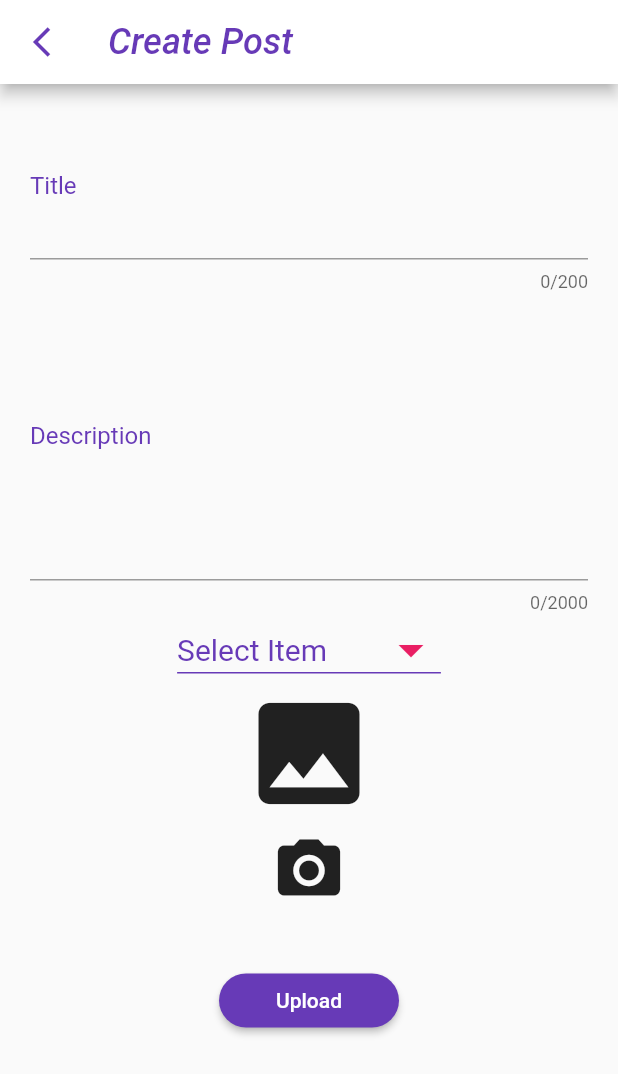
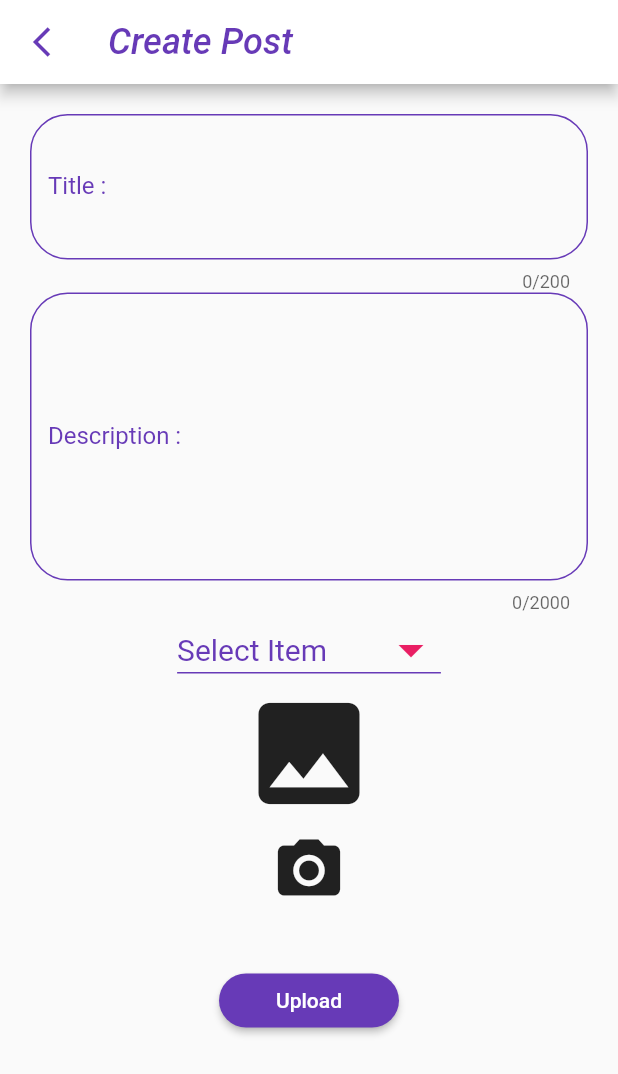
Before and after one commit to xlayertraining/july21group9, a Flutter app: the AppImagePicker screen opened directly, on a phone screen of 412 x 824 dp. Shown: the top 1074 px of the screen. Run offline on Flutter 3.47's test engine with Material 2 defaults, Android fonts, the phone set to English and light mode, and no system bars; our stand-ins replace auto_animated, curved_navigation_bar, dio, flutter_easyloading, fluttertoast, image_picker and 2 more; missing offline and left inert: comment_box, rect_getter; accounts and stored records are empty.

Commit message:
few modifications are done in create_post.dart and all_posts_page.dart

```diff
--- a/application/news_flix/lib/config/configuration.dart
+++ b/application/news_flix/lib/config/configuration.dart
@@ -7,8 +7,8 @@ import 'package:flutter/material.dart';
 
 class Configuration {
 
-  static var serverUrl = "https://api.xlayer.in/julygroup9_web/api";
-  //  static var serverUrl = "http://192.168.43.129:8009/julygroup9_web/api";
+  // static var serverUrl = "https://api.xlayer.in/julygroup9_web/api";
+   static var serverUrl = "http://192.168.43.129:8009/julygroup9_web/api";
   //  static var serverUrl ="http://10.0.2.2:8009/julygroup9_web/api";
   static var signedInKey = "KJHGLIUJGHL";
 
--- a/application/news_flix/lib/create_post.dart
+++ b/application/news_flix/lib/create_post.dart
@@ -56,11 +56,21 @@ class _AppImagePickerState extends State<AppImagePicker> {
           child: Column(
             mainAxisSize: MainAxisSize.min,
             children: [
+
               TextField(
                 controller: titleController,
                 decoration: InputDecoration(
-                  labelText: "Title",
+                  border: OutlineInputBorder(),
+                  labelText: "Title :",
                   labelStyle: TextStyle(color: Colors.deepPurple),
+                  enabledBorder: OutlineInputBorder(
+                    borderSide: BorderSide(color: Colors.deepPurple),
+                    borderRadius: BorderRadius.circular(25.0),
+                  ),
+                  focusedBorder: OutlineInputBorder(
+                    borderSide: BorderSide(color: Colors.black87),
+                    borderRadius: BorderRadius.circular(25.0),
+                  ),
                 ),
                 maxLength: 200,
                 maxLines: 3,
@@ -68,8 +78,16 @@ class _AppImagePickerState extends State<AppImagePicker> {
               TextField(
                 controller: descriptionController,
                 decoration: InputDecoration(
-                  labelText: "Description",
+                  labelText: "Description :",
                   labelStyle: TextStyle(color: Colors.deepPurple),
+                  enabledBorder: OutlineInputBorder(
+                    borderSide: BorderSide(color: Colors.deepPurple),
+                    borderRadius: BorderRadius.circular(25.0),
+                  ),
+                  focusedBorder: OutlineInputBorder(
+                    borderSide: BorderSide(color: Colors.black87),
+                    borderRadius: BorderRadius.circular(25.0),
+                  ),
                 ),
                 maxLines: 8,
                 maxLength: 2000,
--- a/application/news_flix/lib/home_page.dart
+++ b/application/news_flix/lib/home_page.dart
@@ -309,6 +309,7 @@ class _HomePageState extends State<HomePage> {
                   },
                 ),
                 const SizedBox(height: 10),
+
                 ListTile(
                   leading: Icon(Icons.all_inbox, size: 25, color: Colors.blueGrey),
                   title: const Text(
```
Also changed, not shown: application/news_flix/lib/all_posts_page.dart (+12 -4 lines), application/news_flix/lib/full_view.dart (+16 -0 lines).
